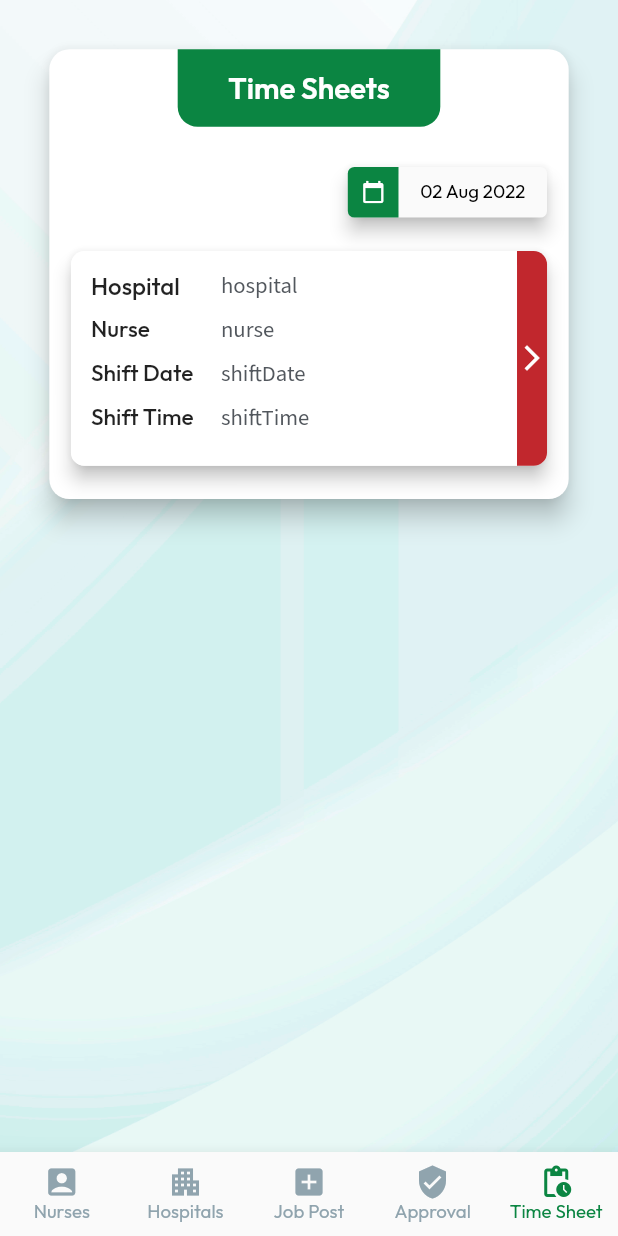
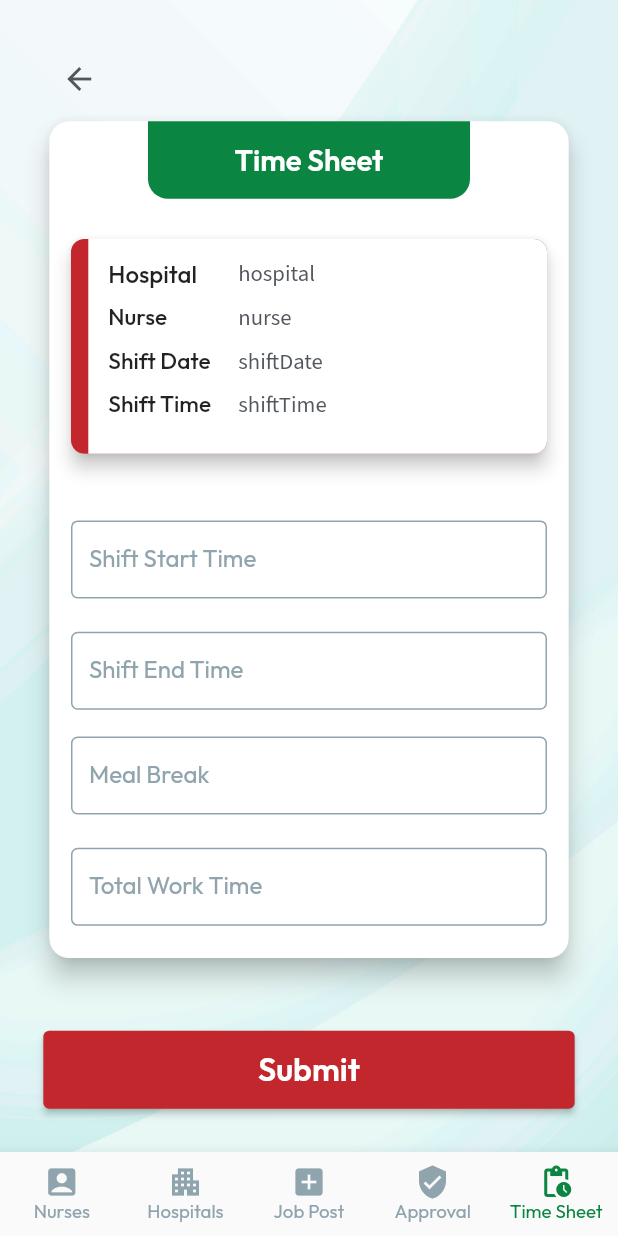
Before and after one commit to Sanjuwa/TOP-Admin, a Flutter app: the screen it shows after launch, swiped to page 5, on a phone screen of 412 x 824 dp. Run offline on Flutter 3.47's test engine with Material 2 defaults, Android fonts, the phone set to English and light mode, and no system bars; our stand-ins replace cloud_firestore, firebase_auth, firebase_core, flutter_screenutil, fluttertoast, google_fonts and 1 more; accounts and stored records are empty; generated files the repository leaves out were written again.

Commit message:
Add Single Time SHeet Page

```diff
--- a/lib/views/page_selector.dart
+++ b/lib/views/page_selector.dart
@@ -5,6 +5,7 @@ import 'package:top_admin/views/create_job.dart';
 import 'package:top_admin/views/hospitals.dart';
 import 'package:top_admin/views/nurses.dart';
 import 'package:top_admin/constants.dart';
+import 'package:top_admin/views/single_timesheet.dart';
 import 'package:top_admin/views/timesheet.dart';
 
 class PageSelector extends StatefulWidget {
@@ -38,8 +39,8 @@ class _PageSelectorState extends State<PageSelector> {
           Nurses(),
           Hospitals(),
           CreateJob(),
-          Approval(),
           TimeSheet(),
+          SingleTimesheet(),
         ],
       ),
 
--- /dev/null
+++ b/lib/views/single_timesheet.dart
@@ -0,0 +1,141 @@
+import 'dart:typed_data';
+
+import 'package:flutter/cupertino.dart';
+import 'package:flutter/material.dart';
+import 'package:flutter_screenutil/flutter_screenutil.dart';
+import 'package:google_fonts/google_fonts.dart';
+
+import '../constants.dart';
+import '../widgets/backdrop.dart';
+import '../widgets/button.dart';
+import '../widgets/heading_card.dart';
+import '../widgets/input_filed.dart';
+import '../widgets/shift_tile.dart';
+
+class SingleTimesheet extends StatelessWidget {
+  @override
+  Widget build(BuildContext context) {
+    return Scaffold(
+      body: Backdrop(
+        child: Padding(
+          padding: EdgeInsets.all(30.w),
+          child: Column(
+            children: [
+              SizedBox(height: ScreenUtil().statusBarHeight),
+
+              Align(
+                alignment: Alignment.topLeft,
+                child: BackButton(
+                  color: kGreyText,
+                ),
+              ),
+
+              Expanded(
+                child: HeadingCard(
+                  title: 'Time Sheet',
+                  child: Expanded(
+                    child: SingleChildScrollView(
+                      child: Column(
+                        children: [
+                          SizedBox(height: 30.h),
+
+                          //shift details
+                          Card(
+                              margin: EdgeInsets.symmetric(horizontal: 15.w),
+                              elevation: 5,
+                              shape: RoundedRectangleBorder(
+                                borderRadius: BorderRadius.circular(10.r)
+                              ),
+                              child: ShiftTile(hospital: "hospital", nurse: "nurse", shiftDate: "shiftDate", shiftTime: "shiftTime", showFrontStrip: true)
+                          ),
+                          SizedBox(height: 50.h),
+
+                          //text fields
+                          Padding(
+                            padding: EdgeInsets.symmetric(horizontal: 15.w),
+                            child: InputField(text: 'Shift Start Time',enabled: false),
+                          ),
+                          SizedBox(height: 25.h),
+
+                          Padding(
+                            padding: EdgeInsets.symmetric(horizontal: 15.w),
+                            child: InputField(text: 'Shift End Time', enabled: false,),
+                          ),
+                          SizedBox(height: 20.h),
+
+                          Padding(
+                            padding: EdgeInsets.symmetric(horizontal: 15.w),
+                            child: InputField(text: 'Meal Break',enabled: false),
+                          ),
+                          SizedBox(height: 25.h),
+
+                          Padding(
+                            padding: EdgeInsets.symmetric(horizontal: 15.w),
+                            child: InputField(text: 'Total Work Time',enabled: false),
+                          ),
+                          SizedBox(height: 25.h),
+
+                          //additional details
+                          Padding(
+                            padding: EdgeInsets.symmetric(horizontal: 15.w),
+                            child: InputField(
+                              text: 'Additional Details (Optional)',
+                              multiLine: true,
+                            ),
+                          ),
+
+                          SizedBox(height: 40.h),
+
+                          //signatures
+                          Padding(
+                            padding: EdgeInsets.symmetric(horizontal: 15.w),
+                            child: SizedBox(
+                              width: double.infinity,
+                              child: Button(
+                                text: 'Nurse Signature',
+                                onPressed: () => (){},
+                                color: Colors.green,
+                                fontSize: 18.sp,
+                                padding: 10.h,
+                              ),
+                            ),
+                          ),
+                          SizedBox(height: 10.h),
+                          Padding(
+                            padding: EdgeInsets.symmetric(horizontal: 15.w),
+                            child: SizedBox(
+                              width: double.infinity,
+                              child: Button(
+                                text: 'Hospital Signature',
+                                onPressed: () => (){},
+                                color: Colors.green,
+                                fontSize: 18.sp,
+                                padding: 10.h,
+                              ),
+                            ),
+                          ),
+                          SizedBox(height: 30.h),
+                        ],
+                      ),
+                    ),
+                  ),
+                ),
+              ),
+              SizedBox(height: 50.h),
+
+              //button
+              SizedBox(
+                width: double.infinity,
+                child: Button(
+                  text: 'Submit',
+                  color: kRed,
+                  onPressed: () {},
+                ),
+              ),
+            ],
+          ),
+        ),
+      ),
+    );
+  }
+}
--- a/lib/views/timesheet.dart
+++ b/lib/views/timesheet.dart
@@ -75,7 +75,7 @@ class TimeSheet extends StatelessWidget {
                                 crossAxisAlignment: CrossAxisAlignment.stretch,
                                 children: [
                                   Expanded(
-                                    child: ShiftTile(hospital: "hospital", nurse: "nurse", shiftDate: "shiftDate", shiftTime: "shiftTime"),
+                                    child: ShiftTile(hospital: "hospital", nurse: "nurse", shiftDate: "shiftDate", shiftTime: "shiftTime", showBackStrip: true),
                                   ),
                                   Container(
                                     decoration: BoxDecoration(
--- a/lib/widgets/input_filed.dart
+++ b/lib/widgets/input_filed.dart
@@ -48,7 +48,7 @@ class _InputFieldState extends State<InputField> {
         fontSize: 20.sp,
       ):null,
       decoration: InputDecoration(
-        contentPadding: EdgeInsets.symmetric(vertical: 25.h, horizontal: 10.w),
+        contentPadding: getDeviceType() == Device.Tablet?EdgeInsets.symmetric(vertical: 25.h, horizontal: 10.w):null,
         labelText: widget.text,
         isDense: true,
         filled: true,
--- a/lib/widgets/shift_tile.dart
+++ b/lib/widgets/shift_tile.dart
@@ -11,10 +11,12 @@ class ShiftTile extends StatelessWidget {
   final String nurse;
   final String shiftDate;
   final String shiftTime;
+  final bool showFrontStrip;
+  final bool showBackStrip;
 
   final TextEditingController additionalDetailsController = TextEditingController();
 
-  ShiftTile({super.key, required this.hospital, required this.nurse, required this.shiftDate, required this.shiftTime});
+  ShiftTile({super.key, required this.hospital, required this.nurse, required this.shiftDate, required this.shiftTime, this.showFrontStrip = false, this.showBackStrip = false});
 
   @override
   Widget build(BuildContext context) {
@@ -22,12 +24,16 @@ class ShiftTile extends StatelessWidget {
     return Container(
       decoration: BoxDecoration(
         borderRadius: BorderRadius.circular(10.r),
-        color: Colors.transparent,
+        color: showFrontStrip ? kRed : Colors.transparent,
       ),
       child: Container(
-        margin: EdgeInsets.zero,
+        margin: showFrontStrip ? EdgeInsets.only(left: 12.w) : EdgeInsets.zero,
         decoration: BoxDecoration(
-          borderRadius: BorderRadius.horizontal(left: Radius.circular(10.r)),
+          borderRadius: showFrontStrip
+              ? BorderRadius.horizontal(right: Radius.circular(10.r))
+              : showBackStrip
+              ? BorderRadius.horizontal(left: Radius.circular(10.r))
+              : BorderRadius.circular(10.r),
           color: Colors.white,
         ),
         child: Padding(
```
